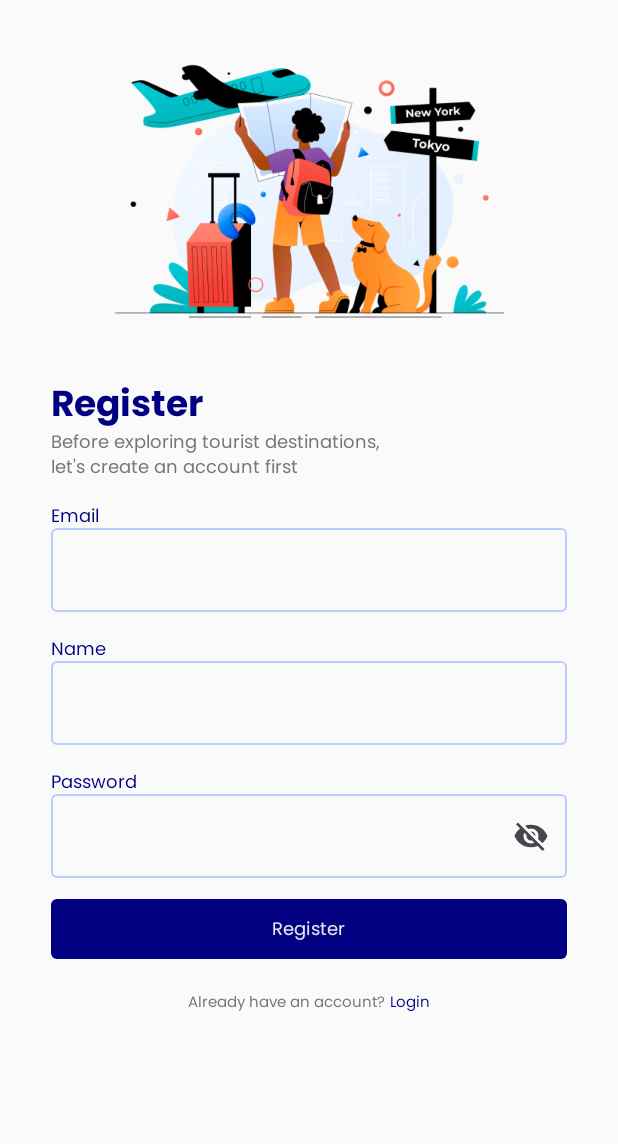
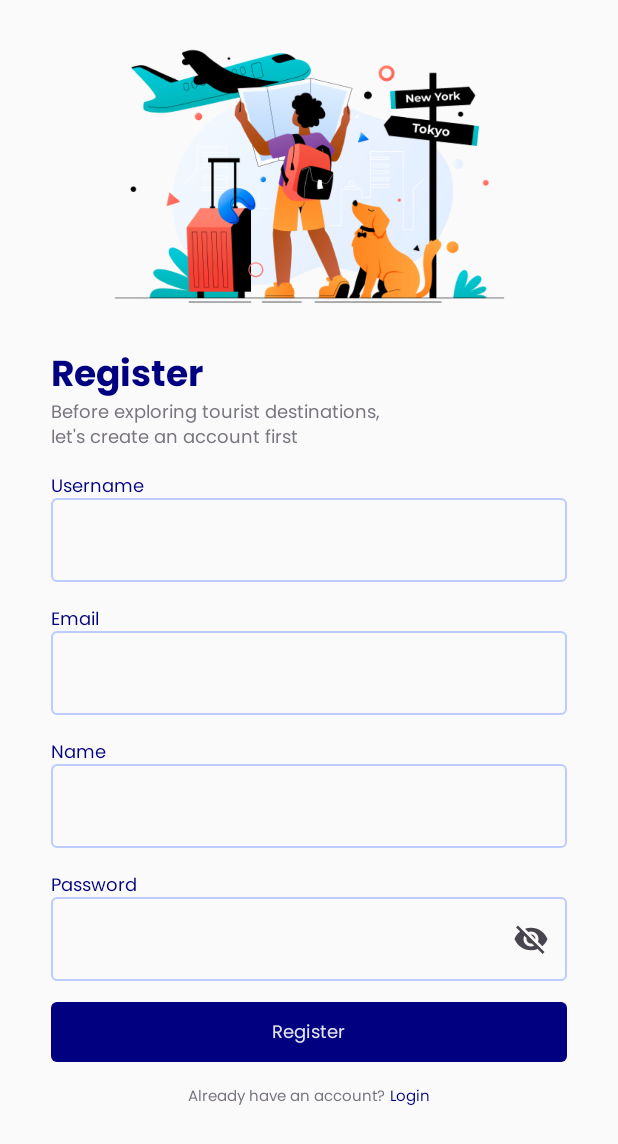
Before and after one commit to whdadn/DefinderApps, an Android app built with Jetpack Compose: the screen it shows after launch (MainActivity), on a phone screen of 412 x 824 dp. Shown: the top 1144 px of the screen. Run offline under Robolectric (Android 15) with nearby library versions, the light colour scheme and no system bars.

Commit message:
Menambahkan inputan username

```diff
--- a/app/src/main/java/com/dicoding/definderapps/ui/registrasi/RegistrationScreen.kt
+++ b/app/src/main/java/com/dicoding/definderapps/ui/registrasi/RegistrationScreen.kt
@@ -73,6 +73,9 @@ fun RegisterPage() {
     var emailState by rememberSaveable {
         mutableStateOf("")
     }
+    var usernameState by rememberSaveable {
+        mutableStateOf("")
+    }
     var nameState by rememberSaveable {
         mutableStateOf("")
     }
@@ -90,6 +93,7 @@ fun RegisterPage() {
         painterResource(id = R.drawable.baseline_visibility_off_24)
     }
 
+    //potrait
     if (windowInfo.screenWidthInfo is WindowInfo.WindowType.Compact) {
         Column(
             modifier = Modifier
@@ -98,7 +102,7 @@ fun RegisterPage() {
         ) {
             Image(
                 modifier = Modifier
-                    .padding(25.dp)
+                    .padding(15.dp)
                     .width(344.dp)
                     .height(201.dp),
                 painter = painterResource(id = R.drawable.definder_register_page),
@@ -125,6 +129,32 @@ fun RegisterPage() {
                 fontSize = 12.sp,
                 fontWeight = FontWeight.Normal,
                 fontStyle = FontStyle.Normal,
+            )
+            Text(
+                modifier = Modifier
+                    .padding(start = 34.dp, top = 16.dp)
+                    .align(Alignment.Start),
+                text = "Username",
+                fontFamily = fontFamily,
+                color = Color(0xFF000080),
+                fontSize = 12.sp,
+                fontWeight = FontWeight.Normal,
+                fontStyle = FontStyle.Normal,
+            )
+            OutlinedTextField(
+                modifier = Modifier
+                    .padding(horizontal = 34.dp)
+                    .align(Alignment.Start)
+                    .fillMaxWidth(),
+                value = usernameState,
+                colors = TextFieldDefaults.outlinedTextFieldColors(
+                    focusedBorderColor = Color(0xFF000080),
+                    unfocusedBorderColor = Color(0xFFCBCCCFF),
+                ),
+                onValueChange = {
+                    usernameState = it
+                },
+                singleLine = true,
             )
             Text(
                 modifier = Modifier
@@ -244,7 +274,7 @@ fun RegisterPage() {
             Row {
                 Text(
                     modifier = Modifier
-                        .padding(top = 7.dp)
+                        .padding(top = 1.dp)
                         .align(Alignment.CenterVertically),
                     text = "Already have an account?",
                     fontFamily = fontFamily,
@@ -255,7 +285,7 @@ fun RegisterPage() {
                 )
                 Text(
                     modifier = Modifier
-                        .padding(start = 3.dp, top = 7.dp)
+                        .padding(start = 3.dp, top = 1.dp)
                         .align(Alignment.CenterVertically)
                         .clickable {
                             Toast
@@ -271,6 +301,8 @@ fun RegisterPage() {
                 )
             }
         }
+
+        //Landscape
     } else {
         Column {
             Text(
@@ -312,7 +344,35 @@ fun RegisterPage() {
             ) {
                 Text(
                     modifier = Modifier
-                        .padding(start = 34.dp, top = 28.dp)
+                        .padding(start = 34.dp, top = 8.dp)
+                        .align(Alignment.Start),
+                    text = "Username",
+                    fontFamily = fontFamily,
+                    color = Color(0xFF000080),
+                    fontSize = 12.sp,
+                    fontWeight = FontWeight.Normal,
+                    fontStyle = FontStyle.Normal,
+                )
+                OutlinedTextField(
+                    modifier = Modifier
+                        .padding(horizontal = 34.dp)
+                        .align(Alignment.Start)
+                        .height(50.dp)
+                        .fillMaxWidth(),
+                    value = usernameState,
+                    colors = TextFieldDefaults.outlinedTextFieldColors(
+                        focusedBorderColor = Color(0xFF000080),
+                        unfocusedBorderColor = Color(0xFFCBCCCFF),
+                    ),
+                    onValueChange = {
+                        usernameState = it
+                    },
+                    singleLine = true,
+                )
+
+                Text(
+                    modifier = Modifier
+                        .padding(start = 34.dp, top = 8.dp)
                         .align(Alignment.Start),
                     text = "Email",
                     fontFamily = fontFamily,
@@ -340,7 +400,7 @@ fun RegisterPage() {
 
                 Text(
                     modifier = Modifier
-                        .padding(start = 34.dp, top = 16.dp)
+                        .padding(start = 34.dp, top = 8.dp)
                         .align(Alignment.Start),
                     text = "Name",
                     fontFamily = fontFamily,
@@ -368,7 +428,7 @@ fun RegisterPage() {
 
                 Text(
                     modifier = Modifier
-                        .padding(start = 34.dp, top = 16.dp)
+                        .padding(start = 34.dp, top = 8.dp)
                         .align(Alignment.Start),
                     text = "Password",
                     fontFamily = fontFamily,
@@ -413,7 +473,7 @@ fun RegisterPage() {
                     },
                     modifier = Modifier
                         .fillMaxWidth()
-                        .padding(horizontal = 34.dp, vertical = 10.dp),
+                        .padding(horizontal = 34.dp, vertical = 3.dp),
                     colors = ButtonDefaults.buttonColors(Color(0xFF000080)),
                     shape = RoundedCornerShape(4.dp)
                 ) {
@@ -428,7 +488,7 @@ fun RegisterPage() {
                     )
                 }
 
-                Spacer(modifier = Modifier.height(2.dp))
+                Spacer(modifier = Modifier.height(0.dp))
                 Row {
                     Text(
                         modifier = Modifier
@@ -442,7 +502,7 @@ fun RegisterPage() {
                     )
                     Text(
                         modifier = Modifier
-                            .padding(start = 3.dp, top = 1.dp, bottom = 2.dp)
+                            .padding(start = 3.dp, bottom = 1.dp)
                             .clickable {
                                 Toast
                                     .makeText(context, "Menuju halaman login", Toast.LENGTH_SHORT)
```
